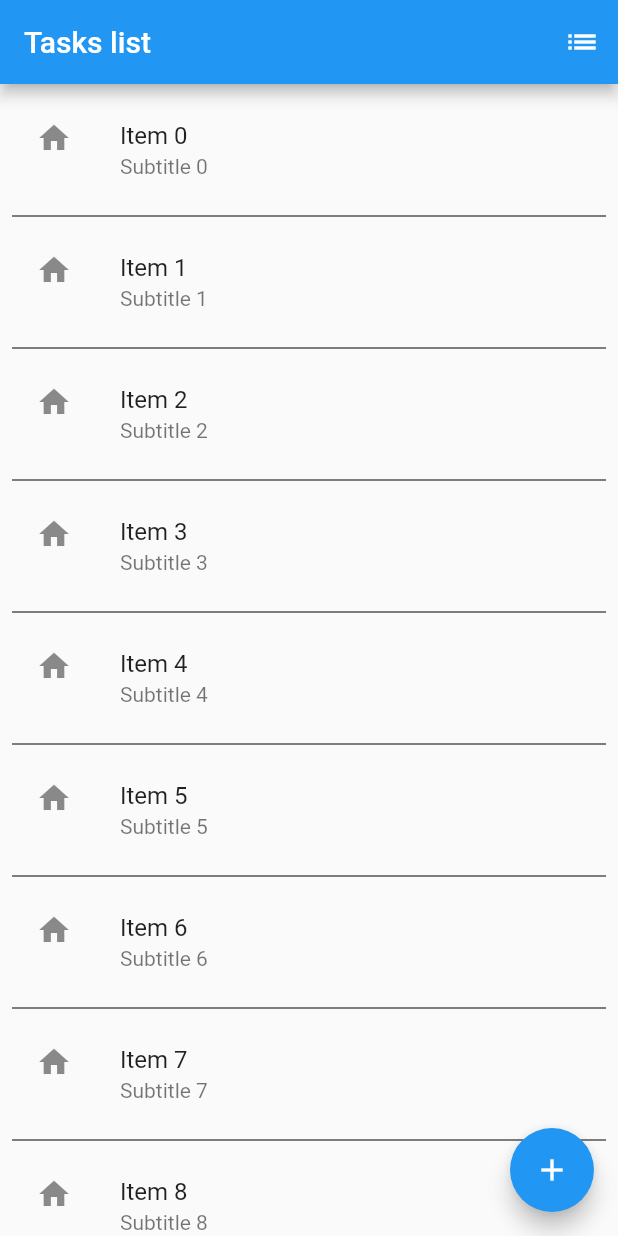
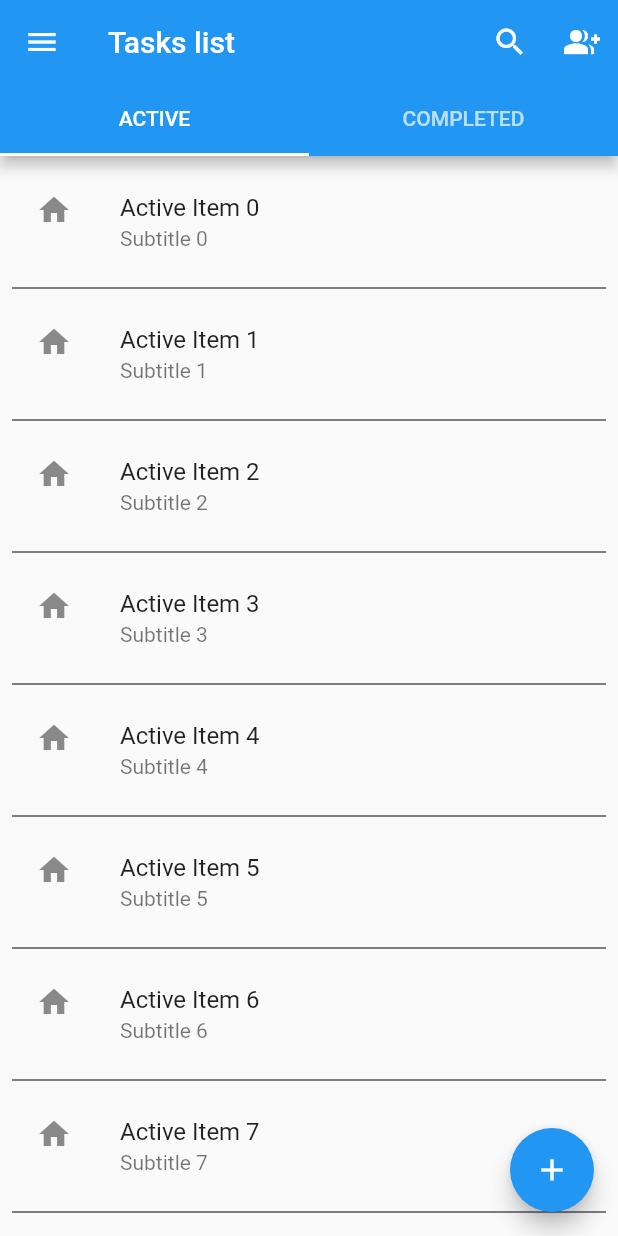
Before and after one commit to szead/kids_task_tracker, a Flutter app: the screen it shows after launch, on a phone screen of 412 x 824 dp. Run offline on Flutter 3.47's test engine with Material 2 defaults, Android fonts, the phone set to English and light mode, and no system bars.

Commit message:
Adding tab items to tasks list page

```diff
--- a/lib/main.dart
+++ b/lib/main.dart
@@ -65,43 +65,69 @@ class _TasksListPageState extends State<TasksListPage> {
 
   @override
   Widget build(BuildContext context) {
-    final items = List<String>.generate(10, (i) => "Item $i");
+    final activeItems = List<String>.generate(10, (i) => "Active Item $i");
     final subtitle = List<String>.generate(10, (i) => "Subtitle $i");
+    final CompletedItems =
+        List<String>.generate(10, (i) => "Completed Item $i");
+
     // This method is rerun every time setState is called, for instance as done
     // by the _incrementCounter method above.
     //
     // The Flutter framework has been optimized to make rerunning build methods
     // fast, so that you can just rebuild anything that needs updating rather
     // than having to individually change instances of widgets.
-    return Scaffold(
+    return DefaultTabController(
+        length: 2,
+        child: Scaffold(
           appBar: AppBar(
             // Here we take the value from the MyHomePage object that was created by
             // the App.build method, and use it to set our appbar title.
+            bottom: TabBar(tabs: [Tab(text: "ACTIVE"), Tab(text: "COMPLETED")]),
             title: Text(widget.title),
+            leading: IconButton(icon: Icon(Icons.menu), onPressed: _menuPushed),
             actions: [
-          IconButton(icon: Icon(Icons.list), onPressed: _menuPushed),
+              IconButton(icon: Icon(Icons.search), onPressed: _menuPushed),
+              IconButton(icon: Icon(Icons.group_add), onPressed: _menuPushed)
             ],
           ),
-      body: ListView.separated(
+          body: TabBarView(
+            children: [
+              ListView.separated(
                 padding: const EdgeInsets.all(8),
                 separatorBuilder: (context, index) => Divider(
                   color: Colors.black,
                 ),
-        itemCount: items.length,
+                itemCount: activeItems.length,
                 itemBuilder: (context, index) {
                   return ListTile(
                     leading: Icon(Icons.home),
-            title: Text(items[index]),
+                    title: Text(activeItems[index]),
                     subtitle: Text(subtitle[index]),
                   );
                 },
+              ),
+              ListView.separated(
+                padding: const EdgeInsets.all(8),
+                separatorBuilder: (context, index) => Divider(
+                  color: Colors.black,
+                ),
+                itemCount: activeItems.length,
+                itemBuilder: (context, index) {
+                  return ListTile(
+                    leading: Icon(Icons.home),
+                    title: Text(CompletedItems[index]),
+                    subtitle: Text(subtitle[index]),
+                  );
+                },
+              )
+            ],
           ),
           floatingActionButton: FloatingActionButton(
             onPressed: _addNewTask,
             tooltip: 'Add new task',
             child: Icon(Icons.add),
           ), // This trailing comma makes auto-formatting nicer for build methods.
-    );
+        ));
   }
 
   void _menuPushed() {}
```
Lines whose indentation alone changed are shown as unchanged.
